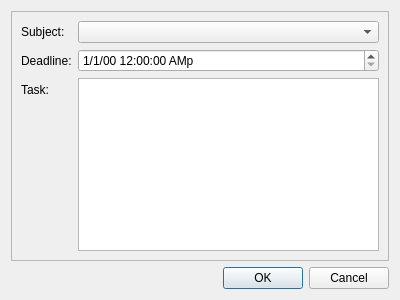
NewGuy103/task-todos, file pyside6_ui/add_task_dialog.ui: the form before one commit.
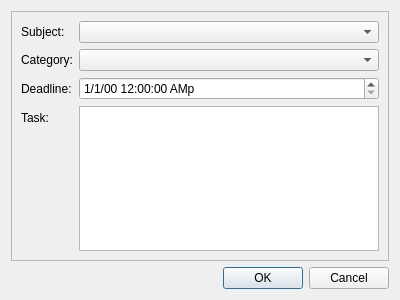
The form after the commit.

```diff
--- a/pyside6_ui/add_task_dialog.ui
+++ b/pyside6_ui/add_task_dialog.ui
@@ -38,30 +38,40 @@
         <item row="0" column="1">
          <widget class="QComboBox" name="subjectComboBox"/>
         </item>
-        <item row="1" column="0">
+        <item row="2" column="0">
          <widget class="QLabel" name="deadlineLabel">
           <property name="text">
            <string>Deadline:</string>
           </property>
          </widget>
         </item>
-        <item row="1" column="1">
+        <item row="2" column="1">
          <widget class="QDateTimeEdit" name="deadlineDateTimeEdit">
           <property name="displayFormat">
            <string>M/d/yy h:mm:ss Ap</string>
           </property>
          </widget>
         </item>
-        <item row="2" column="0">
+        <item row="3" column="0">
          <widget class="QLabel" name="taskLabel">
           <property name="text">
            <string>Task:</string>
           </property>
          </widget>
         </item>
-        <item row="2" column="1">
+        <item row="3" column="1">
          <widget class="QPlainTextEdit" name="taskPlainTextEdit"/>
         </item>
+        <item row="1" column="0">
+         <widget class="QLabel" name="categoryLabel">
+          <property name="text">
+           <string>Category:</string>
+          </property>
+         </widget>
+        </item>
+        <item row="1" column="1">
+         <widget class="QComboBox" name="categoryComboBox"/>
+        </item>
        </layout>
       </item>
      </layout>
```
